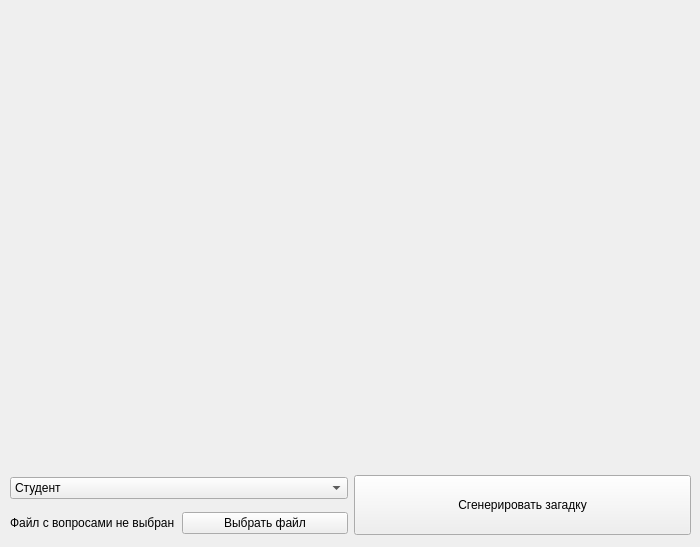
The window that ui/main.ui (AlexPishchikov/secret-from-Fresco) describes before a commit, drawn with Qt 5.
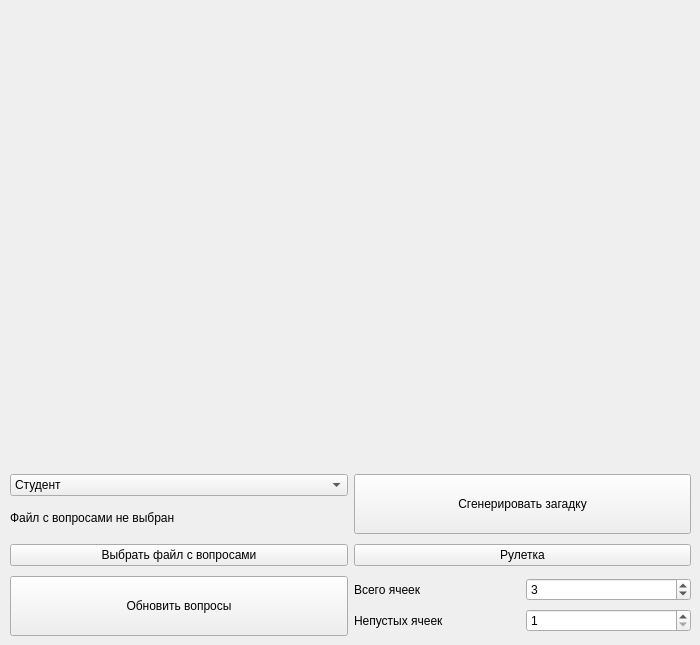
The same window after the commit.

Commit message: рулетка

What changed in the file:
```diff
--- a/ui/main.ui
+++ b/ui/main.ui
@@ -7,7 +7,7 @@
     <x>0</x>
     <y>0</y>
     <width>700</width>
-    <height>547</height>
+    <height>645</height>
    </rect>
   </property>
   <property name="windowTitle">
@@ -76,11 +76,82 @@
       <x>10</x>
       <y>470</y>
       <width>681</width>
-      <height>71</height>
+      <height>170</height>
      </rect>
     </property>
-    <layout class="QHBoxLayout" name="horizontalLayout_2">
-     <item>
+    <layout class="QGridLayout" name="gridLayout">
+     <item row="2" column="1">
+      <layout class="QGridLayout" name="gridLayout_2">
+       <item row="1" column="1">
+        <widget class="QSpinBox" name="not_empty_cells_count_spin_box">
+         <property name="minimum">
+          <number>1</number>
+         </property>
+         <property name="maximum">
+          <number>3</number>
+         </property>
+         <property name="value">
+          <number>1</number>
+         </property>
+        </widget>
+       </item>
+       <item row="1" column="0">
+        <widget class="QLabel" name="not_empty_cells_count_label">
+         <property name="text">
+          <string>Непустых ячеек</string>
+         </property>
+        </widget>
+       </item>
+       <item row="0" column="1">
+        <widget class="QSpinBox" name="cells_count_spin_box">
+         <property name="minimum">
+          <number>2</number>
+         </property>
+         <property name="maximum">
+          <number>18</number>
+         </property>
+         <property name="value">
+          <number>3</number>
+         </property>
+        </widget>
+       </item>
+       <item row="0" column="0">
+        <widget class="QLabel" name="cells_count_label">
+         <property name="text">
+          <string>Всего ячеек</string>
+         </property>
+        </widget>
+       </item>
+      </layout>
+     </item>
+     <item row="0" column="1">
+      <widget class="QPushButton" name="set_question_button">
+       <property name="minimumSize">
+        <size>
+         <width>0</width>
+         <height>60</height>
+        </size>
+       </property>
+       <property name="text">
+        <string>Сгенерировать загадку</string>
+       </property>
+      </widget>
+     </item>
+     <item row="1" column="0">
+      <widget class="QPushButton" name="choose_file_button">
+       <property name="text">
+        <string>Выбрать файл с вопросами</string>
+       </property>
+      </widget>
+     </item>
+     <item row="1" column="1">
+      <widget class="QPushButton" name="roulette_button">
+       <property name="text">
+        <string>Рулетка</string>
+       </property>
+      </widget>
+     </item>
+     <item row="0" column="0">
       <layout class="QVBoxLayout" name="verticalLayout">
        <item>
         <widget class="QComboBox" name="name_combo_box">
@@ -100,19 +171,12 @@
            </property>
           </widget>
          </item>
-         <item>
-          <widget class="QPushButton" name="choose_file_button">
-           <property name="text">
-            <string>Выбрать файл</string>
-           </property>
-          </widget>
-         </item>
         </layout>
        </item>
       </layout>
      </item>
-     <item>
-      <widget class="QPushButton" name="set_question_button">
+     <item row="2" column="0">
+      <widget class="QPushButton" name="refresh_questions_button">
        <property name="minimumSize">
         <size>
          <width>0</width>
@@ -120,7 +184,7 @@
         </size>
        </property>
        <property name="text">
-        <string>Сгенерировать загадку</string>
+        <string>Обновить вопросы</string>
        </property>
       </widget>
      </item>
```
The commit also changes 2 other files.
